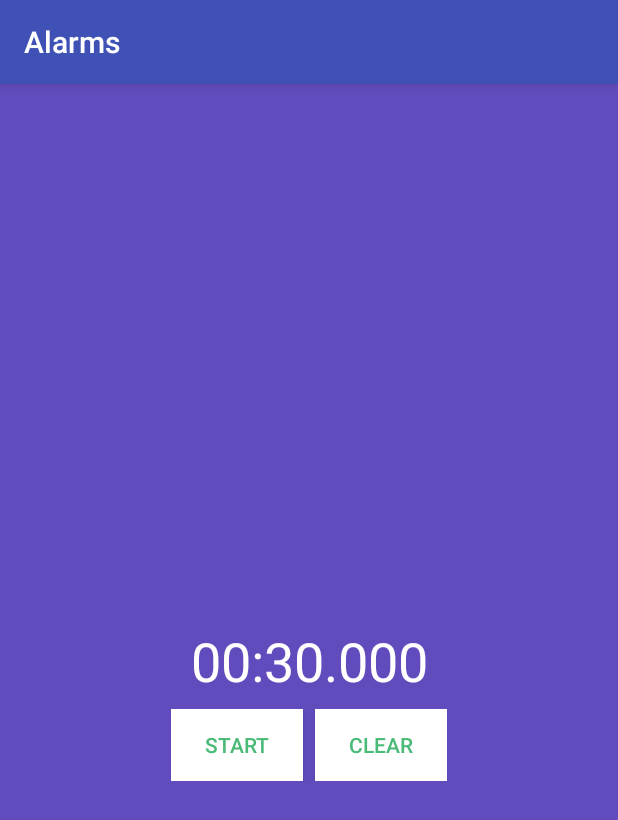
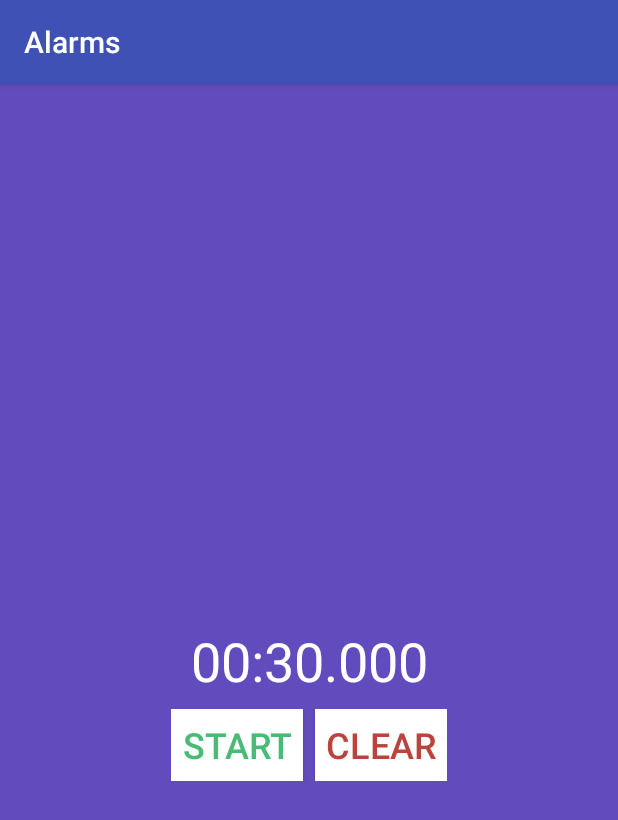
Before and after one commit to RomainRoche/android-alarms-loop, an Android app: the screen it shows after launch (MainActivity), on a phone screen of 412 x 824 dp. Shown: the top 820 px of the screen. Run offline under Robolectric (Android 15) with nearby library versions, the phone set to English and light mode, and no system bars.

```diff
--- a/app/src/main/res/layout/countdown.xml
+++ b/app/src/main/res/layout/countdown.xml
@@ -31,30 +31,31 @@
             android:layout_marginTop="8dp"
             app:layout_constraintLeft_toLeftOf="parent"
             app:layout_constraintRight_toRightOf="parent"
-            app:layout_constraintTop_toBottomOf="@+id/countdownTextView">
+            app:layout_constraintTop_toBottomOf="@+id/countdownTextView"
+            android:layout_marginStart="8dp"
+            android:layout_marginEnd="8dp">
 
             <Button
                 android:id="@+id/playButton"
                 style="@style/AppTheme.Button"
                 android:layout_width="wrap_content"
                 android:layout_height="wrap_content"
-                android:layout_marginBottom="0dp"
-                android:layout_marginTop="0dp"
                 android:text="@string/start"
+                android:textSize="24sp"
                 app:layout_constraintBottom_toBottomOf="parent"
                 app:layout_constraintTop_toTopOf="parent"
                 app:layout_constraintVertical_bias="0.0"
-                tools:layout_editor_absoluteX="0dp" />
+                tools:layout_editor_absoluteX="8dp" />
 
             <Button
                 android:id="@+id/clearButton"
-                style="@style/AppTheme.Button"
+                style="@style/AppTheme.Button.Clear"
                 android:layout_width="wrap_content"
                 android:layout_height="wrap_content"
-                android:layout_marginBottom="0dp"
                 android:layout_marginLeft="8dp"
-                android:layout_marginTop="0dp"
+                android:layout_marginStart="8dp"
                 android:text="@string/clear"
+                android:textSize="24sp"
                 app:layout_constraintBottom_toBottomOf="parent"
                 app:layout_constraintLeft_toRightOf="@+id/playButton"
                 app:layout_constraintTop_toTopOf="parent" />
--- a/app/src/main/res/values/styles.xml
+++ b/app/src/main/res/values/styles.xml
@@ -13,4 +13,8 @@
         <item name="android:textColor">@color/background0</item>
     </style>
 
+    <style name="AppTheme.Button.Clear" parent="AppTheme.Button">
+        <item name="android:textColor">@color/background2</item>
+    </style>
+
 </resources>
```
